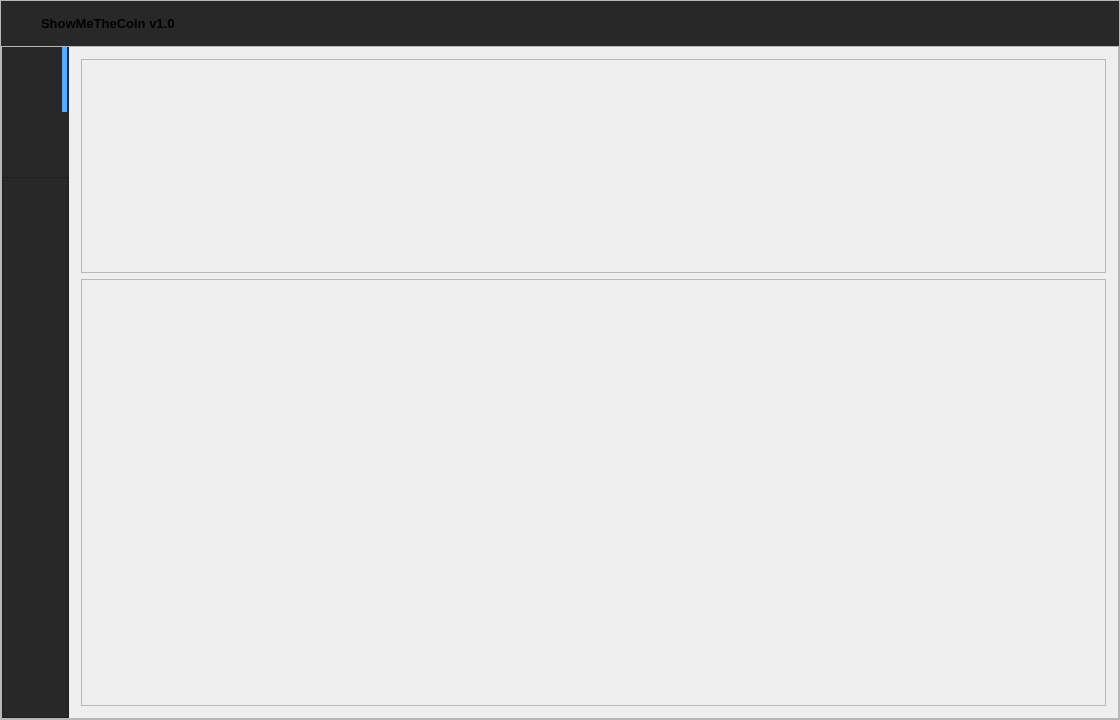
Before: the Qt Designer form src/styles/ui/main.ui in showmethecoin/upbit-trader, drawn with Qt 5.
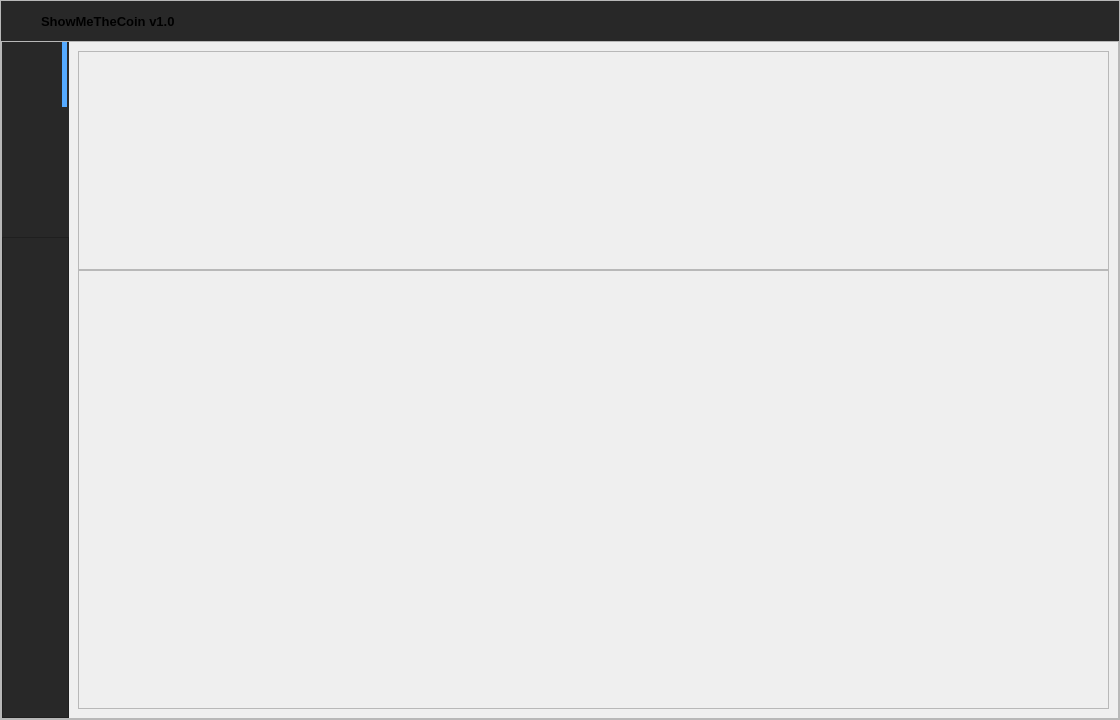
After: the same form once the commit is applied. Icons and pictures are not drawn.

Diff of the .ui file:
```diff
--- a/src/styles/ui/main.ui
+++ b/src/styles/ui/main.ui
@@ -2360,6 +2360,41 @@
                </property>
               </widget>
              </item>
+             <item>
+              <widget class="QPushButton" name="signal_btn">
+               <property name="minimumSize">
+                <size>
+                 <width>65</width>
+                 <height>65</height>
+                </size>
+               </property>
+               <property name="maximumSize">
+                <size>
+                 <width>65</width>
+                 <height>65</height>
+                </size>
+               </property>
+               <property name="styleSheet">
+                <string notr="true">QPushButton {	
+	border: none;
+	background-color: rgb(40, 40, 40);	
+}
+QPushButton:hover {
+	background-color: rgb(33, 37, 43);
+}
+QPushButton:pressed {	
+	background-color: rgb(85, 170, 255);
+}</string>
+               </property>
+               <property name="text">
+                <string/>
+               </property>
+               <property name="icon">
+                <iconset>
+                 <normaloff>../icons/24x24/cil-rss.png</normaloff>../icons/24x24/cil-rss.png</iconset>
+               </property>
+              </widget>
+             </item>
              <item>
               <widget class="QFrame" name="frame">
                <property name="layoutDirection">
@@ -2456,7 +2491,7 @@
              <string notr="true"/>
             </property>
             <property name="currentIndex">
-             <number>1</number>
+             <number>2</number>
             </property>
             <widget class="QWidget" name="firstpage">
              <property name="font">
@@ -2581,19 +2616,19 @@
                 </property>
                 <layout class="QVBoxLayout" name="verticalLayout_13">
                  <property name="spacing">
-                  <number>-1</number>
+                  <number>0</number>
                  </property>
                  <property name="leftMargin">
-                  <number>12</number>
+                  <number>0</number>
                  </property>
                  <property name="topMargin">
-                  <number>12</number>
+                  <number>0</number>
                  </property>
                  <property name="rightMargin">
-                  <number>12</number>
+                  <number>0</number>
                  </property>
                  <property name="bottomMargin">
-                  <number>12</number>
+                  <number>0</number>
                  </property>
                  <item>
                   <widget class="QWidget" name="userinfo_widget" native="true"/>
@@ -2610,6 +2645,21 @@
                  <enum>QFrame::Raised</enum>
                 </property>
                 <layout class="QVBoxLayout" name="verticalLayout">
+                 <property name="spacing">
+                  <number>0</number>
+                 </property>
+                 <property name="leftMargin">
+                  <number>0</number>
+                 </property>
+                 <property name="topMargin">
+                  <number>0</number>
+                 </property>
+                 <property name="rightMargin">
+                  <number>0</number>
+                 </property>
+                 <property name="bottomMargin">
+                  <number>0</number>
+                 </property>
                  <item>
                   <widget class="QWidget" name="detailholdinglist_widget" native="true"/>
                  </item>
@@ -2618,6 +2668,73 @@
               </item>
              </layout>
             </widget>
+            <widget class="QWidget" name="thirdpage">
+             <layout class="QVBoxLayout" name="verticalLayout_9" stretch="2,4">
+              <property name="spacing">
+               <number>0</number>
+              </property>
+              <item>
+               <widget class="QFrame" name="frame_6">
+                <property name="frameShape">
+                 <enum>QFrame::StyledPanel</enum>
+                </property>
+                <property name="frameShadow">
+                 <enum>QFrame::Raised</enum>
+                </property>
+                <layout class="QVBoxLayout" name="verticalLayout_10">
+                 <property name="spacing">
+                  <number>0</number>
+                 </property>
+                 <property name="leftMargin">
+                  <number>0</number>
+                 </property>
+                 <property name="topMargin">
+                  <number>0</number>
+                 </property>
+                 <property name="rightMargin">
+                  <number>0</number>
+                 </property>
+                 <property name="bottomMargin">
+                  <number>0</number>
+                 </property>
+                 <item>
+                  <widget class="QWidget" name="signal_list_widget" native="true"/>
+                 </item>
+                </layout>
+               </widget>
+              </item>
+              <item>
+               <widget class="QFrame" name="frame_7">
+                <property name="frameShape">
+                 <enum>QFrame::StyledPanel</enum>
+                </property>
+                <property name="frameShadow">
+                 <enum>QFrame::Raised</enum>
+                </property>
+                <layout class="QVBoxLayout" name="verticalLayout_14">
+                 <property name="spacing">
+                  <number>0</number>
+                 </property>
+                 <property name="leftMargin">
+                  <number>0</number>
+                 </property>
+                 <property name="topMargin">
+                  <number>0</number>
+                 </property>
+                 <property name="rightMargin">
+                  <number>0</number>
+                 </property>
+                 <property name="bottomMargin">
+                  <number>0</number>
+                 </property>
+                 <item>
+                  <widget class="QWidget" name="signal_select_widget" native="true"/>
+                 </item>
+                </layout>
+               </widget>
+              </item>
+             </layout>
+            </widget>
            </widget>
           </item>
          </layout>
```
